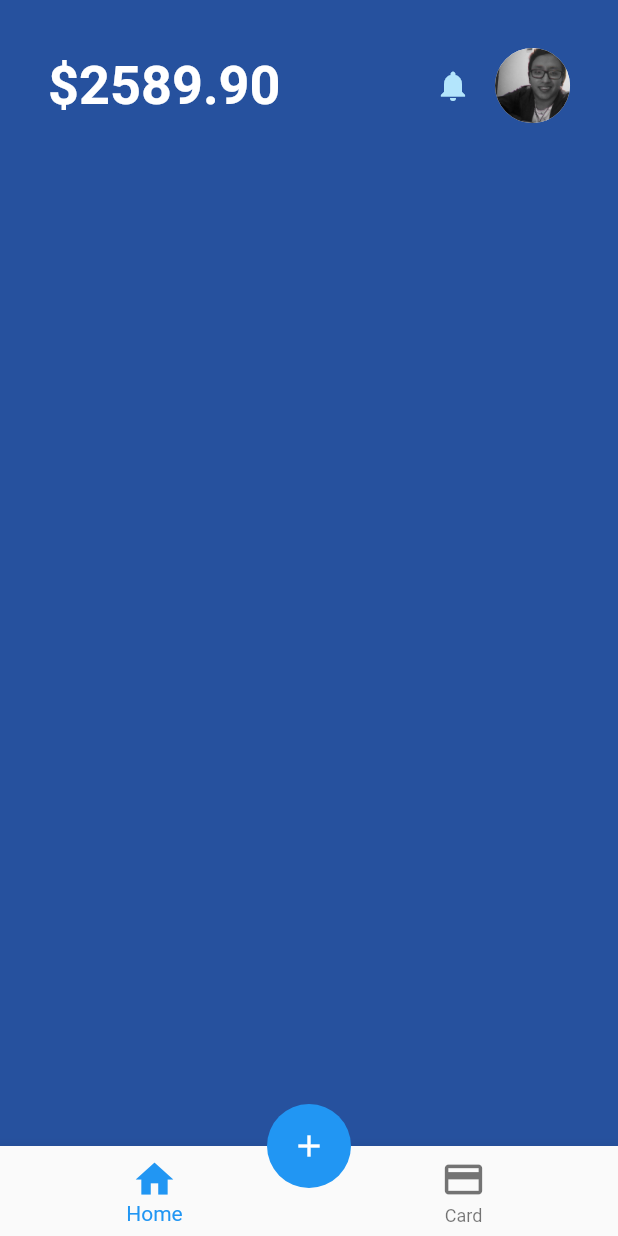
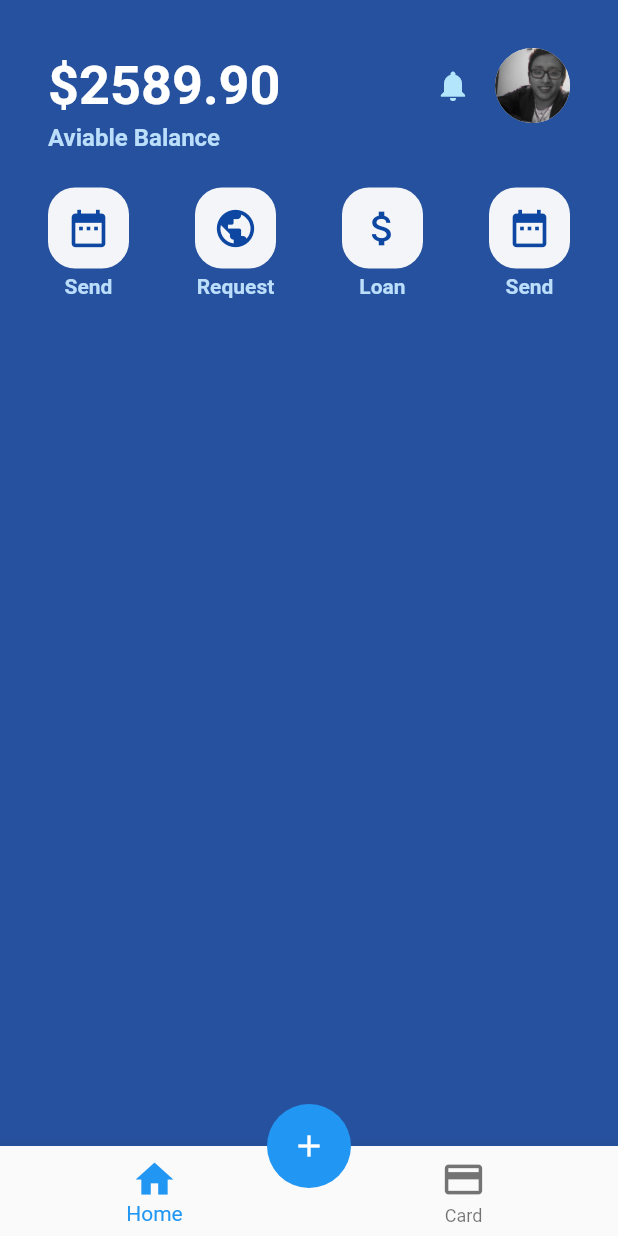
Before and after one commit to JeanGonzalo/wallet_UI, a Flutter app: the screen it shows after launch, on a phone screen of 412 x 824 dp. Run offline on Flutter 3.47's test engine with Material 2 defaults, Android fonts, the phone set to English and light mode, and no system bars.

Commit message:
[create] icons send, request, lean, topup

```diff
--- a/lib/HomeScreen.dart
+++ b/lib/HomeScreen.dart
@@ -12,7 +12,10 @@ class HomeScreen extends StatelessWidget {
           Container(
             margin: EdgeInsets.symmetric(horizontal: 32, vertical: 32),
             child: Column(
+              crossAxisAlignment: CrossAxisAlignment
+                  .start, // alineacion de eje transversal, puso de lado izquiero la app el TEXT
               children: <Widget>[
+                // todo esto alamcena la foto, campana y el monto
                 Row(
                   mainAxisAlignment: MainAxisAlignment.spaceBetween,
                   children: <Widget>[
@@ -46,10 +49,140 @@ class HomeScreen extends StatelessWidget {
                       ),
                     )
                   ],
-                )
+                ),
+
+                Text(
+                  "Aviable Balance",
+                  style: TextStyle(
+                      fontWeight: FontWeight.w700,
+                      fontSize: 16,
+                      color: Colors.blue[100]),
+                ),
+                //espaciado
+                SizedBox(
+                  height: 24,
+                ),
+                //aqui esta los icons que se colocaran en el mid
+                Row(
+                  mainAxisAlignment: MainAxisAlignment.spaceBetween,
+                  children: <Widget>[
+                    Container(
+                      child: Column(
+                        children: <Widget>[
+                          Container(
+                            decoration: BoxDecoration(
+                                color: Color.fromRGBO(243, 245, 248, 1),
+                                borderRadius:
+                                    BorderRadius.all(Radius.circular(18))),
+                            child: Icon(
+                              Icons.date_range,
+                              color: Colors.blue[900],
+                              size: 30,
+                            ),
+                            padding: EdgeInsets.all(12),
+                          ),
+                          SizedBox(
+                            height: 4,
+                          ),
+                          Text(
+                            "Send",
+                            style: TextStyle(
+                                fontWeight: FontWeight.w700,
+                                fontSize: 14,
+                                color: Colors.blue[100]),
+                          ),
+                        ],
+                      ),
+                    ),
+                    Container(
+                      child: Column(
+                        children: <Widget>[
+                          Container(
+                            decoration: BoxDecoration(
+                                color: Color.fromRGBO(243, 245, 248, 1),
+                                borderRadius:
+                                    BorderRadius.all(Radius.circular(18))),
+                            child: Icon(
+                              Icons.public,
+                              color: Colors.blue[900],
+                              size: 30,
+                            ),
+                            padding: EdgeInsets.all(12),
+                          ),
+                          SizedBox(
+                            height: 4,
+                          ),
+                          Text(
+                            "Request",
+                            style: TextStyle(
+                                fontWeight: FontWeight.w700,
+                                fontSize: 14,
+                                color: Colors.blue[100]),
+                          ),
+                        ],
+                      ),
+                    ),
+                    Container(
+                      child: Column(
+                        children: <Widget>[
+                          Container(
+                            decoration: BoxDecoration(
+                                color: Color.fromRGBO(243, 245, 248, 1),
+                                borderRadius:
+                                    BorderRadius.all(Radius.circular(18))),
+                            child: Icon(
+                              Icons.attach_money,
+                              color: Colors.blue[900],
+                              size: 30,
+                            ),
+                            padding: EdgeInsets.all(12),
+                          ),
+                          SizedBox(
+                            height: 4,
+                          ),
+                          Text(
+                            "Loan",
+                            style: TextStyle(
+                                fontWeight: FontWeight.w700,
+                                fontSize: 14,
+                                color: Colors.blue[100]),
+                          ),
+                        ],
+                      ),
+                    ),
+                    Container(
+                      child: Column(
+                        children: <Widget>[
+                          Container(
+                            decoration: BoxDecoration(
+                                color: Color.fromRGBO(243, 245, 248, 1),
+                                borderRadius:
+                                    BorderRadius.all(Radius.circular(18))),
+                            child: Icon(
+                              Icons.date_range,
+                              color: Colors.blue[900],
+                              size: 30,
+                            ),
+                            padding: EdgeInsets.all(12),
+                          ),
+                          SizedBox(
+                            height: 4,
+                          ),
+                          Text(
+                            "Send",
+                            style: TextStyle(
+                                fontWeight: FontWeight.w700,
+                                fontSize: 14,
+                                color: Colors.blue[100]),
+                          ),
+                        ],
+                      ),
+                    ),
+                  ],
+                ),
               ],
             ),
-          )
+          ),
         ],
       ),
     );
```
